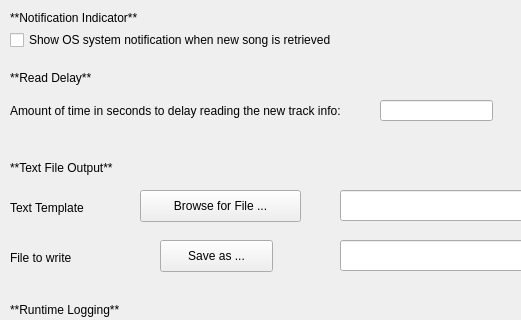
Before: the Qt Designer form nowplaying/resources/general_ui.ui in e1miran/Now-Playing-Serato, drawn with Qt 5; both pictures show x 0 to 521 and y 0 to 320 of the 640 by 480 pixel window.
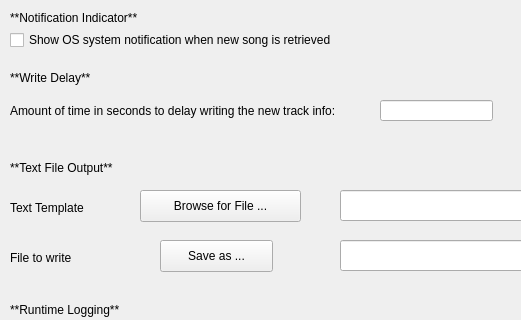
After: the same form once the commit is applied.

Commit message:
Rework delays (#159)
* Move to QThread.msleep() in TrackPoll
* No, really, we want delayed writes
* Rework delay preferences

```diff
--- a/nowplaying/resources/general_ui.ui
+++ b/nowplaying/resources/general_ui.ui
@@ -52,7 +52,7 @@
     </rect>
    </property>
    <property name="text">
-    <string>**Read Delay**</string>
+    <string>**Write Delay**</string>
    </property>
    <property name="textFormat">
     <enum>Qt::MarkdownText</enum>
@@ -81,7 +81,7 @@
     </rect>
    </property>
    <property name="text">
-    <string>Amount of time in seconds to delay reading the new track info:</string>
+    <string>Amount of time in seconds to delay writing the new track info:</string>
    </property>
    <property name="wordWrap">
     <bool>true</bool>
```
Left out of the diff: 6 changed lines with no effect on the pictures. The commit also changes 5 other files.
